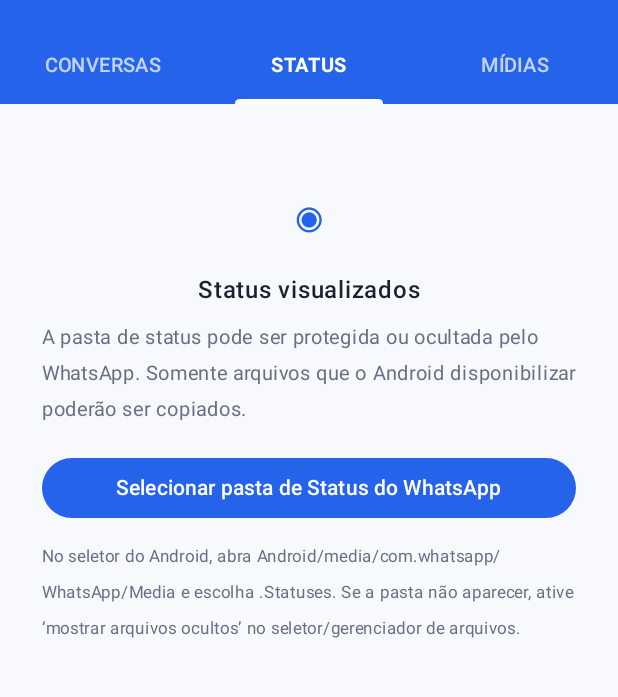
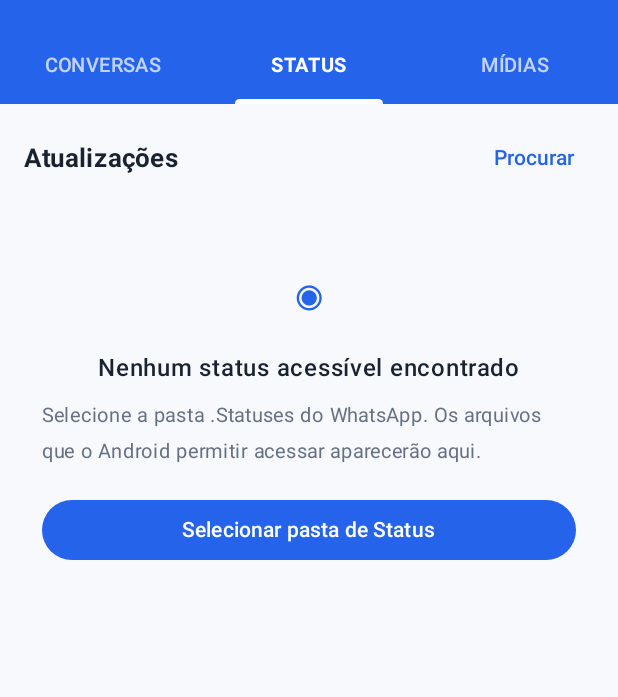
Before and after one commit to marvesanttos-dotcom/Meu-Arquivo-Azul, an Android app built with Jetpack Compose: the screen it shows after launch (MainActivity), after a tap on "STATUS", on a phone screen of 412 x 824 dp, the part 66-763 px from its top. Run offline under Robolectric (Android 15) with nearby library versions, the phone set to English and light mode, and no system bars.

Commit message:
Create WhatsApp-style status viewer with download icon

```diff
--- a/app/src/main/java/com/meuarquivoazul/app/MainActivity.kt
+++ b/app/src/main/java/com/meuarquivoazul/app/MainActivity.kt
@@ -5,6 +5,9 @@ import android.os.Bundle
 import android.os.Build
 import android.content.pm.PackageManager
 import android.provider.Settings
+import android.net.Uri
+import android.widget.ImageView
+import android.widget.VideoView
 import androidx.activity.ComponentActivity
 import androidx.activity.compose.setContent
 import androidx.activity.result.contract.ActivityResultContracts
@@ -17,6 +20,7 @@ import androidx.compose.foundation.shape.CircleShape
 import androidx.compose.foundation.shape.RoundedCornerShape
 import androidx.compose.material.icons.Icons
 import androidx.compose.material.icons.filled.ArrowBack
+import androidx.compose.material.icons.filled.Download
 import androidx.compose.material.icons.filled.Settings
 import androidx.compose.material3.Button
 import androidx.compose.material3.ButtonDefaults
@@ -26,6 +30,7 @@ import androidx.compose.material3.MaterialTheme
 import androidx.compose.material3.lightColorScheme
 import androidx.compose.runtime.*
 import androidx.compose.ui.Alignment
+import androidx.compose.ui.viewinterop.AndroidView
 import androidx.compose.ui.Modifier
 import androidx.compose.ui.graphics.Color
 import androidx.compose.ui.platform.LocalContext
@@ -80,6 +85,7 @@ private fun TelaPrincipal() {
             avisoMidias = "Pasta selecionada. Foram copiadas as fotos e os vídeos acessíveis."
         }
     }
+    var statusSelecionado by remember { mutableStateOf<ArchivedMedia?>(null) }
     var contato by remember { mutableStateOf<String?>(null) }
     var aba by remember { mutableStateOf("Conversas") }
     var mostrarConfiguracoes by remember { mutableStateOf(false) }
@@ -103,9 +109,9 @@ private fun TelaPrincipal() {
             Modifier.fillMaxWidth().background(Azul).padding(start = 16.dp, end = 6.dp, top = 8.dp, bottom = 8.dp),
             verticalAlignment = Alignment.CenterVertically
         ) {
-            if (mostrarConfiguracoes || contato != null) {
+            if (mostrarConfiguracoes || contato != null || statusSelecionado != null) {
                 IconButton(onClick = {
-                    if (mostrarConfiguracoes) mostrarConfiguracoes = false else contato = null
+                    when { mostrarConfiguracoes -> mostrarConfiguracoes = false; statusSelecionado != null -> statusSelecionado = null; else -> contato = null }
                 }) {
                     Icon(Icons.Default.ArrowBack, contentDescription = "Voltar", tint = Color.White)
                 }
@@ -113,6 +119,7 @@ private fun TelaPrincipal() {
             androidx.compose.material3.Text(
                 when {
                     mostrarConfiguracoes -> "Configurações"
+                    statusSelecionado != null -> "Status"
                     contato != null -> contato!!
                     else -> "Meu Arquivo Azul"
                 },
@@ -121,7 +128,7 @@ private fun TelaPrincipal() {
                 fontSize = 20.sp,
                 fontWeight = FontWeight.Bold
             )
-            if (!mostrarConfiguracoes && contato == null) {
+            if (!mostrarConfiguracoes && contato == null && statusSelecionado == null) {
                 IconButton(onClick = { mostrarConfiguracoes = true }) {
                     Icon(Icons.Default.Settings, contentDescription = "Configurações", tint = Color.White)
                 }
@@ -148,6 +155,36 @@ private fun TelaPrincipal() {
                 androidx.compose.material3.Text(
                     "O aplicativo guarda apenas prévias recebidas como notificações. Ele não acessa conversas privadas nem garante recuperar mensagens ou mídias apagadas.",
                     color = Color(0xFF667085), fontSize = 12.sp, modifier = Modifier.padding(top = 18.dp)
+                )
+            }
+        } else if (statusSelecionado != null) {
+            val item = statusSelecionado!!
+            Box(Modifier.fillMaxSize().background(Color.Black)) {
+                if (item.isVideo) {
+                    AndroidView(
+                        factory = { ctx -> VideoView(ctx).apply {
+                            setVideoURI(Uri.fromFile(item.file))
+                            setOnPreparedListener { it.isLooping = true; start() }
+                        } },
+                        modifier = Modifier.fillMaxSize()
+                    )
+                } else {
+                    AndroidView(
+                        factory = { ctx -> ImageView(ctx).apply {
+                            scaleType = ImageView.ScaleType.FIT_CENTER
+                            setImageURI(Uri.fromFile(item.file))
+                        } },
+                        modifier = Modifier.fillMaxSize()
+                    )
+                }
+                IconButton(onClick = { avisoMidias = "Mídia já está salva no Meu Arquivo Azul." },
+                    modifier = Modifier.align(Alignment.TopEnd).padding(12.dp)) {
+                    Icon(Icons.Default.Download, contentDescription = "Baixar status", tint = Color.White)
+                }
+                androidx.compose.material3.Text(
+                    "Toque no ícone de download para confirmar que a mídia está guardada",
+                    color = Color.White, fontSize = 11.sp,
+                    modifier = Modifier.align(Alignment.BottomCenter).padding(16.dp)
                 )
             }
         } else if (contato != null) {
@@ -231,26 +268,54 @@ private fun TelaPrincipal() {
                     }
                 }
             } else if (aba == "Status") {
-                Column(
-                    Modifier.fillMaxWidth().padding(horizontal = 28.dp, vertical = 48.dp),
-                    horizontalAlignment = Alignment.CenterHorizontally
-                ) {
-                    androidx.compose.material3.Text("◉", color = Azul, fontSize = 38.sp)
-                    androidx.compose.material3.Text("Status visualizados", fontWeight = FontWeight.SemiBold,
-                        color = Color(0xFF182230), modifier = Modifier.padding(top = 12.dp))
-                    androidx.compose.material3.Text(
-                        "A pasta de status pode ser protegida ou ocultada pelo WhatsApp. Somente arquivos que o Android disponibilizar poderão ser copiados.",
-                        color = Color(0xFF667085), fontSize = 13.sp, modifier = Modifier.padding(top = 8.dp))
-                    Button(onClick = {
-                        escolherPastaStatus.launch(null)
-                    }, modifier = Modifier.fillMaxWidth().padding(top = 16.dp),
-                        colors = ButtonDefaults.buttonColors(containerColor = Azul)) {
-                        androidx.compose.material3.Text("Selecionar pasta de Status do WhatsApp")
+                val statusSalvos = midias.filter { it.file.name.startsWith("status_") }
+                Column(Modifier.fillMaxSize()) {
+                    Row(Modifier.fillMaxWidth().padding(horizontal = 16.dp, vertical = 12.dp),
+                        verticalAlignment = Alignment.CenterVertically) {
+                        androidx.compose.material3.Text("Atualizações", fontWeight = FontWeight.Bold,
+                            color = Color(0xFF182230), fontSize = 17.sp, modifier = Modifier.weight(1f))
+                        androidx.compose.material3.TextButton(onClick = { escolherPastaStatus.launch(null) }) {
+                            androidx.compose.material3.Text("Procurar", color = Azul)
+                        }
                     }
-                    androidx.compose.material3.Text(
-                        "No seletor do Android, abra Android/media/com.whatsapp/WhatsApp/Media e escolha .Statuses. Se a pasta não aparecer, ative ‘mostrar arquivos ocultos’ no seletor/gerenciador de arquivos.",
-                        color = Color(0xFF667085), fontSize = 11.sp, modifier = Modifier.padding(top = 10.dp)
-                    )
+                    if (statusSalvos.isEmpty()) {
+                        Column(Modifier.fillMaxWidth().padding(horizontal = 28.dp, vertical = 28.dp),
+                            horizontalAlignment = Alignment.CenterHorizontally) {
+                            androidx.compose.material3.Text("◉", color = Azul, fontSize = 38.sp)
+                            androidx.compose.material3.Text("Nenhum status acessível encontrado",
+                                fontWeight = FontWeight.SemiBold, color = Color(0xFF182230),
+                                modifier = Modifier.padding(top = 12.dp))
+                            androidx.compose.material3.Text(
+                                "Selecione a pasta .Statuses do WhatsApp. Os arquivos que o Android permitir acessar aparecerão aqui.",
+                                color = Color(0xFF667085), fontSize = 13.sp, modifier = Modifier.padding(top = 8.dp))
+                            Button(onClick = { escolherPastaStatus.launch(null) },
+                                modifier = Modifier.fillMaxWidth().padding(top = 16.dp),
+                                colors = ButtonDefaults.buttonColors(containerColor = Azul)) {
+                                androidx.compose.material3.Text("Selecionar pasta de Status")
+                            }
+                        }
+                    } else {
+                        LazyColumn(contentPadding = PaddingValues(bottom = 16.dp)) {
+                            items(statusSalvos) { status ->
+                                Row(Modifier.fillMaxWidth().clickable { statusSelecionado = status }
+                                    .padding(horizontal = 16.dp, vertical = 10.dp),
+                                    verticalAlignment = Alignment.CenterVertically) {
+                                    Box(Modifier.size(52.dp).background(AzulClaro, RoundedCornerShape(12.dp)),
+                                        contentAlignment = Alignment.Center) {
+                                        androidx.compose.material3.Text(if (status.isVideo) "▶" else "▧",
+                                            color = Azul, fontSize = 22.sp)
+                                    }
+                                    Column(Modifier.weight(1f).padding(start = 12.dp)) {
+                                        androidx.compose.material3.Text(status.name, color = Color(0xFF182230),
+                                            fontWeight = FontWeight.Medium, fontSize = 13.sp, maxLines = 1)
+                                        androidx.compose.material3.Text(if (status.isVideo) "Vídeo • toque para abrir" else "Foto • toque para abrir",
+                                            color = Color(0xFF667085), fontSize = 11.sp)
+                                    }
+                                    Icon(Icons.Default.Download, contentDescription = "Mídia salva", tint = Azul)
+                                }
+                            }
+                        }
+                    }
                 }
             } else {
                 Column(Modifier.fillMaxSize().padding(16.dp)) {
```
